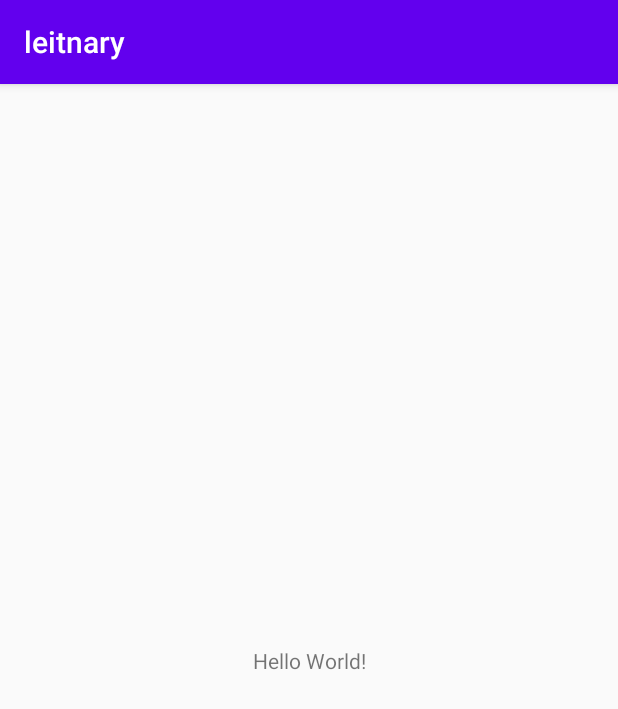
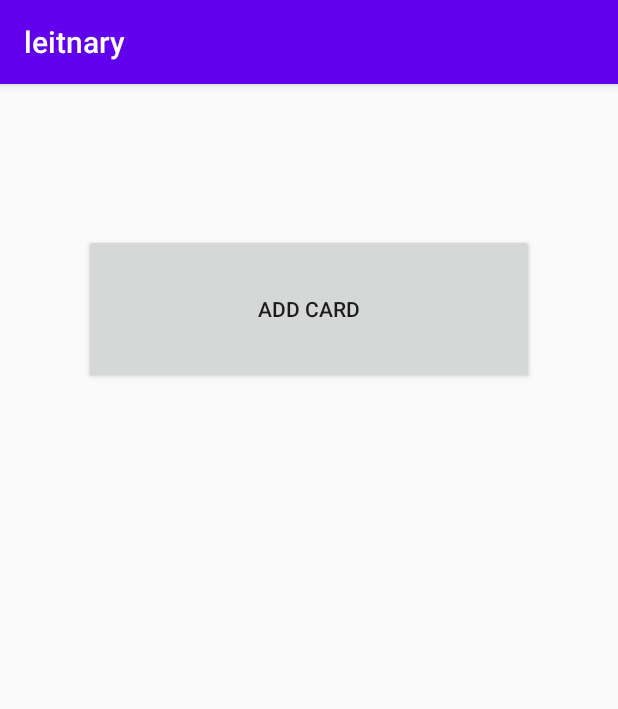
Before and after one commit to arshia2000/leitnary, an Android app: the screen it shows after launch (MainActivity), on a phone screen of 412 x 824 dp. Shown: the top 709 px of the screen. Run offline under Robolectric (Android 15) with nearby library versions, the phone set to English and light mode, and no system bars.

Commit message:
first update

```diff
--- a/app/build.gradle
+++ b/app/build.gradle
@@ -25,6 +25,7 @@ dependencies {
     implementation fileTree(dir: "libs", include: ["*.jar"])
     implementation 'androidx.appcompat:appcompat:1.2.0'
     implementation 'androidx.constraintlayout:constraintlayout:2.0.1'
+    implementation 'com.squareup.picasso:picasso:2.71828'
     testImplementation 'junit:junit:4.12'
     androidTestImplementation 'androidx.test.ext:junit:1.1.2'
     androidTestImplementation 'androidx.test.espresso:espresso-core:3.3.0'
--- a/app/src/main/java/com/avmhl/leitnary/MainActivity.java
+++ b/app/src/main/java/com/avmhl/leitnary/MainActivity.java
@@ -2,16 +2,39 @@ package com.avmhl.leitnary;
 
 import androidx.appcompat.app.AppCompatActivity;
 
+import android.content.Intent;
 import android.os.Bundle;
+import android.view.View;
+import android.widget.Button;
+import android.widget.Toast;
+
+import com.avmhl.leitnary.database.CardsDbHelper;
+import com.avmhl.leitnary.entity.Card;
+import com.avmhl.leitnary.ui.AddCard;
 
 public class MainActivity extends AppCompatActivity {
 
+
+    Button addCardButton;
     @Override
     protected void onCreate(Bundle savedInstanceState) {
         super.onCreate(savedInstanceState);
         setContentView(R.layout.activity_main);
 
+     init();
 
 
     }
+
+    private void init(){
+        addCardButton=findViewById(R.id.btn_addcard);
+        CardsDbHelper cardsDbHelper=new CardsDbHelper(MainActivity.this);
+       // cardsDbHelper.insert(new Card(0,"",""," ","fjfj","fjf","fhfj","","","","",""));
+        Toast.makeText(MainActivity.this,"job done",Toast.LENGTH_LONG).show();
+    }
+
+    public void addCardClick(View view) {
+        Intent intent=new Intent(MainActivity.this, AddCard.class);
+        startActivity(intent);
+    }
 }
--- /dev/null
+++ b/app/src/main/java/com/avmhl/leitnary/database/BaseDbHelper.java
@@ -0,0 +1,61 @@
+package com.avmhl.leitnary.database;
+
+import android.content.Context;
+import android.database.sqlite.SQLiteDatabase;
+import android.database.sqlite.SQLiteOpenHelper;
+
+import androidx.annotation.Nullable;
+
+public class BaseDbHelper extends SQLiteOpenHelper {
+
+    static final String DATABASE_NAME = "leitnary";
+    static final String TABLE_NAME = "cards";
+    static final int DATA_BASE_VERSION = 1;
+    static final String FIELD_ID = "id";
+    static final String FIELD_ORDER = "orders";
+    static final String FIELD_GROUP = "groups";
+    static final String QUESTION_TEXT = "questext";
+    static final String QUESTION_IMG_1 = "questimg1";
+    static final String QUESTION_IMG_2 = "questimg2";
+    static final String QUESTION_IMG_3 = "questimg3";
+    static final String QUESTION_VOICE = "questvoice";
+    static final String ANSWER_TEXT = "anstext";
+    static final String ANSWER_IMG_1 = "ansimg1";
+    static final String ANSWER_IMG_2 = "ansimg2";
+    static final String ANSWER_IMG_3 = "ansimg3";
+    static final String ANSWER_VOICE = "ansvoice";
+
+
+    static final String FIELD_ISIMAGE = "isimage";
+
+
+
+
+
+    public BaseDbHelper(@Nullable Context context) {
+        super(context, DATABASE_NAME, null, DATA_BASE_VERSION);
+    }
+
+    @Override
+    public void onCreate(SQLiteDatabase db) {
+
+        creattable(db);
+
+    }
+
+    @Override
+    public void onUpgrade(SQLiteDatabase db, int oldVersion, int newVersion) {
+
+    }
+
+
+    public void creattable(SQLiteDatabase db) {
+
+
+        String query = "create table if not exists " + TABLE_NAME + " ( " + FIELD_ID + " integer primary key , " + FIELD_GROUP + " varchar(60), " + FIELD_ORDER + " integer , " + QUESTION_TEXT + " varchar(800) , " + QUESTION_IMG_1 + " varchar(100) , " + QUESTION_IMG_2 + " varchar(100) , " + QUESTION_IMG_3 + " varchar(100) , " + QUESTION_VOICE + " varchar(100) , " + ANSWER_TEXT + " varchar(800) , " + ANSWER_IMG_1 + " varchar(100) , " + ANSWER_IMG_2 + " varchar(100) , " + ANSWER_IMG_3 + " varchar(100) , "  + ANSWER_VOICE + " varchar(100) )";
+        db.execSQL(query);
+    }
+
+
+
+}
--- /dev/null
+++ b/app/src/main/java/com/avmhl/leitnary/ui/Splash.java
@@ -0,0 +1,88 @@
+package com.avmhl.leitnary.ui;
+
+import androidx.appcompat.app.AppCompatActivity;
+
+import android.content.Intent;
+import android.os.Bundle;
+import android.os.CountDownTimer;
+import android.widget.ImageView;
+
+import com.avmhl.leitnary.MainActivity;
+import com.avmhl.leitnary.R;
+import com.avmhl.leitnary.view.SplashView;
+
+import java.util.ArrayList;
+import java.util.Timer;
+import java.util.TimerTask;
+
+public class Splash extends AppCompatActivity {
+
+    Timer timer;
+   SplashView splashView;
+    ImageView imlogo;
+    int splashspeed = 18;
+
+
+    @Override
+    protected void onCreate(Bundle savedInstanceState) {
+        super.onCreate(savedInstanceState);
+        setContentView(R.layout.activity_splash);
+
+        init();
+        splashmove();
+        showlogo();
+
+        new CountDownTimer(2500,1000){
+            @Override
+            public void onTick(long millisUntilFinished){}
+
+            @Override
+            public void onFinish(){
+                Intent intent=new Intent(Splash.this, MainActivity.class);
+                startActivity(intent);
+                finish();
+            }
+        }.start();
+
+
+    }
+
+
+
+    private void init() {
+
+
+        splashView = findViewById(R.id.splash_view);
+        imlogo = findViewById(R.id.splash_img);
+
+
+
+    }
+
+    private void splashmove() {
+
+
+        timer = new Timer();
+        timer.schedule(new TimerTask() {
+            @Override
+            public void run() {
+                if (splashView.height > splashView.bottom) {
+                    splashView.top += splashspeed;
+                    splashView.bottom += splashspeed;
+
+                    splashView.invalidate();
+                }
+
+            }
+        }, 0, 50);
+
+
+    }
+
+    private void showlogo() {
+
+        imlogo.animate().alpha(1f).setDuration(2000);
+
+
+    }
+}
--- /dev/null
+++ b/app/src/main/java/com/avmhl/leitnary/view/SplashView.java
@@ -0,0 +1,66 @@
+package com.avmhl.leitnary.view;
+
+import android.content.Context;
+import android.graphics.Bitmap;
+import android.graphics.BitmapFactory;
+import android.graphics.Canvas;
+import android.graphics.Paint;
+import android.graphics.Rect;
+import android.util.AttributeSet;
+import android.view.View;
+
+import androidx.annotation.Nullable;
+
+import com.avmhl.leitnary.R;
+
+public class SplashView extends View {
+
+    public float width, height;
+    public int left, right, top, bottom;
+
+
+    public SplashView(Context context, @Nullable AttributeSet attrs) {
+        super(context, attrs);
+
+        init();
+    }
+
+
+    private void init() {
+
+
+        this.post(new Runnable() {
+            @Override
+            public void run() {
+                width = getMeasuredWidth();
+                height = getMeasuredHeight();
+
+                left = (int) (width / 2) - 200;
+                right = (int) (width / 2) + 200;
+                top = 0;
+                bottom = 400;
+            }
+        });
+    }
+
+
+    @Override
+    protected void onDraw(Canvas canvas) {
+        super.onDraw(canvas);
+
+
+        Paint paint = new Paint();
+
+        Bitmap bitmap = BitmapFactory.decodeResource(getResources(), R.drawable.digicala_icon);
+        int image_width = bitmap.getWidth();
+        int image_height = bitmap.getHeight();
+
+        Rect logo_rect = new Rect(left, top, right, bottom);
+        Rect crop = new Rect(0, 0, (int) image_width, (int) image_height);
+
+
+        canvas.drawBitmap(bitmap, crop, logo_rect, paint);
+    }
+
+
+}
--- a/app/src/main/res/layout/activity_main.xml
+++ b/app/src/main/res/layout/activity_main.xml
@@ -1,18 +1,24 @@
 <?xml version="1.0" encoding="utf-8"?>
-<androidx.constraintlayout.widget.ConstraintLayout xmlns:android="http://schemas.android.com/apk/res/android"
+<RelativeLayout xmlns:android="http://schemas.android.com/apk/res/android"
     xmlns:app="http://schemas.android.com/apk/res-auto"
     xmlns:tools="http://schemas.android.com/tools"
     android:layout_width="match_parent"
     android:layout_height="match_parent"
     tools:context=".MainActivity">
 
-    <TextView
-        android:layout_width="wrap_content"
-        android:layout_height="wrap_content"
-        android:text="Hello World!"
-        app:layout_constraintBottom_toBottomOf="parent"
-        app:layout_constraintLeft_toLeftOf="parent"
-        app:layout_constraintRight_toRightOf="parent"
-        app:layout_constraintTop_toTopOf="parent" />
 
-</androidx.constraintlayout.widget.ConstraintLayout>
+   <Button
+       android:id="@+id/btn_addcard"
+       android:layout_width="300dp"
+       android:layout_height="100dp"
+       android:onClick="addCardClick"
+       android:layout_centerHorizontal="true"
+       android:text="Add Card"
+       android:layout_marginTop="100dp">
+
+   </Button>
+
+
+
+
+</RelativeLayout>
```
Also changed, not shown: app/src/main/AndroidManifest.xml (+8 -1 lines), app/src/main/java/com/avmhl/leitnary/database/CardsDbHelper.java (added, +90 -0 lines), app/src/main/java/com/avmhl/leitnary/entity/Card.java (added, +140 -0 lines), app/src/main/java/com/avmhl/leitnary/ui/AddCard.java (added, +140 -0 lines), app/src/main/res/layout/activity_add_card.xml (added, +58 -0 lines), app/src/main/res/layout/activity_splash.xml (added, +30 -0 lines).
